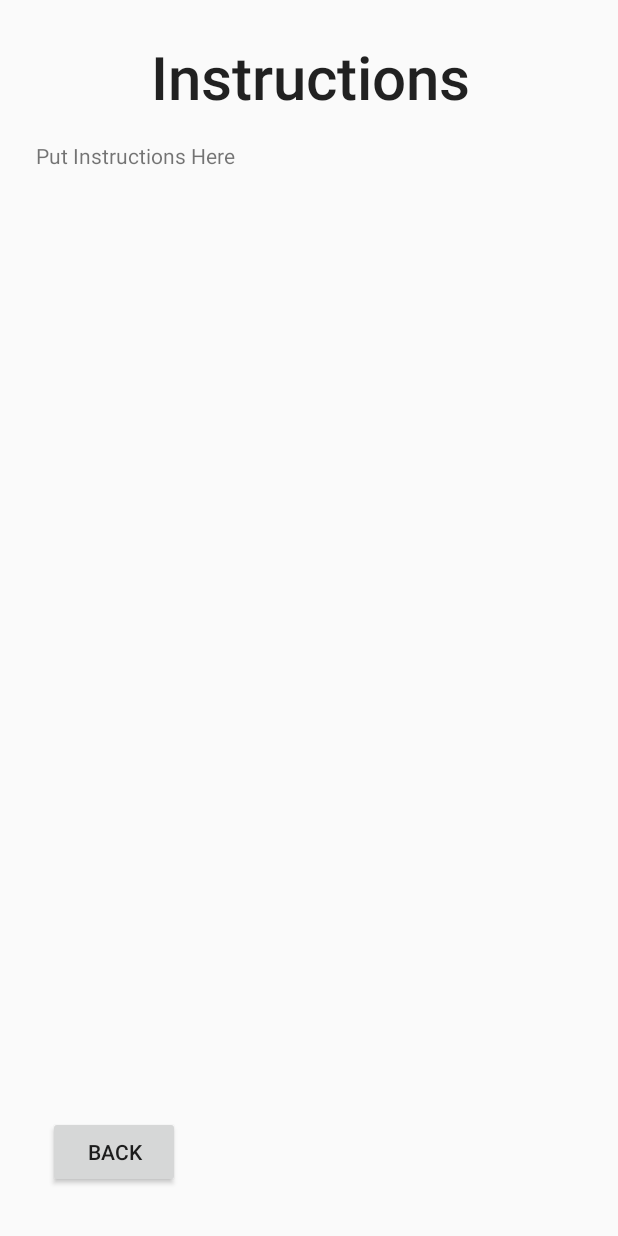
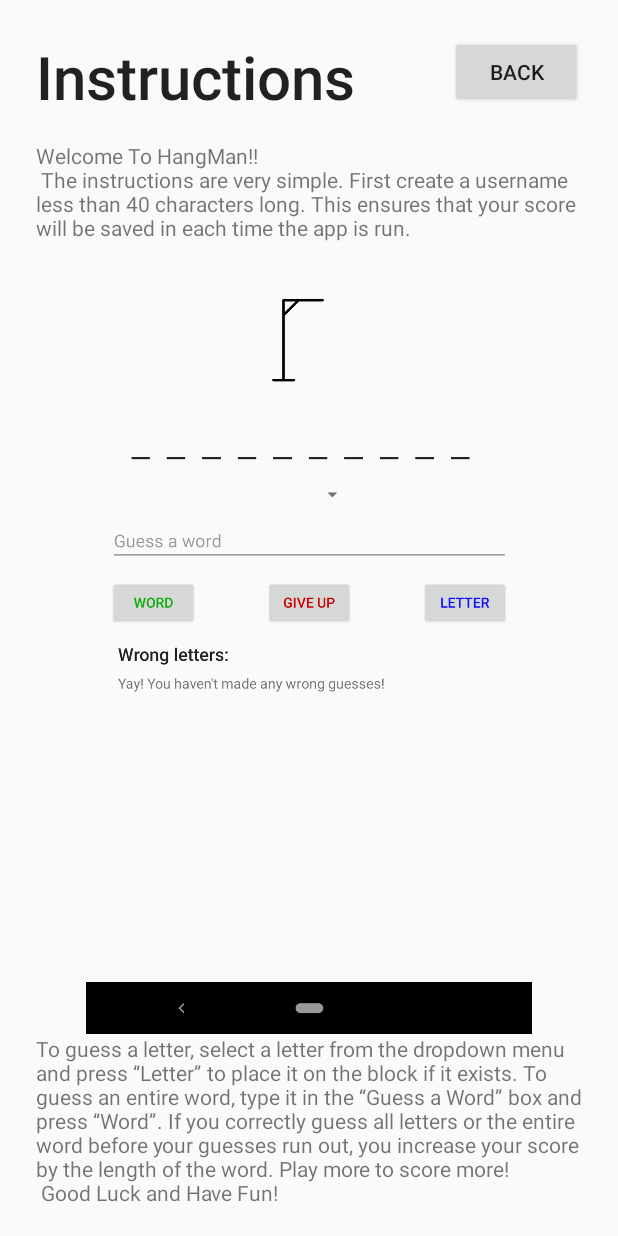
Before and after one commit to tejas-polakam/CS125Project, an Android app: the InstructionsActivity screen opened directly, with no data from a screen before it, on a phone screen of 412 x 824 dp. Run offline under Robolectric (Android 15) with nearby library versions, the phone set to English and light mode, and no system bars; network calls fail.

Commit message:
Added to instructions page

```diff
--- a/app/src/main/java/hangman/cs125project/Game.java
+++ b/app/src/main/java/hangman/cs125project/Game.java
@@ -131,13 +131,11 @@ public class Game extends AppCompatActivity {
                     error.setText("");
                     //Place operations to do in case of a win here.
                     //TODO: add activity or fragment that activates on a win
-                    if (findWinState(10, hiddenWord, 5, correctGuesses) == 1) {
-                        user.addToScore(hiddenWord.length());
-                        Log.d(TAG, user.getUsername() + " gained some points");
-                        editor = prefs.edit();
-                        editor.putString(user.getUsername(), user.submitUserInfo());
-                        editor.commit();
-                    }
+                    user.addToScore(hiddenWord.length());
+                    Log.d(TAG, user.getUsername() + " gained some points");
+                    editor = prefs.edit();
+                    editor.putString(user.getUsername(), user.submitUserInfo());
+                    editor.commit();
                 }
             }
         });
@@ -169,7 +167,7 @@ public class Game extends AppCompatActivity {
                     wordDisplay.setText(getCurrentDisplayedWord(hiddenWord, correctGuesses));
                 }
                 //TODO: add activity/fragment that activates upon a win
-                if (findWinState(10, hiddenWord, 5, correctGuesses) == 1) {
+                if (findWinState(10, hiddenWord, numWrongGuesses, correctGuesses) == 1) {
                     user.addToScore(hiddenWord.length());
                     Log.d(TAG, user.getUsername() + " gained some points");
                     editor = prefs.edit();
--- a/app/src/main/res/layout/activity_instructions.xml
+++ b/app/src/main/res/layout/activity_instructions.xml
@@ -10,10 +10,10 @@
         android:id="@+id/textView"
         android:layout_width="0dp"
         android:layout_height="wrap_content"
-        android:layout_marginStart="2dp"
+        android:layout_marginStart="24dp"
         android:layout_marginTop="24dp"
         android:text="Instructions"
-        android:textAlignment="center"
+        android:textAlignment="viewStart"
         android:textAppearance="@style/TextAppearance.AppCompat.Body2"
         android:textSize="40sp"
         app:layout_constraintEnd_toEndOf="parent"
@@ -24,27 +24,55 @@
         android:id="@+id/backButton"
         android:layout_width="wrap_content"
         android:layout_height="wrap_content"
-        android:layout_marginStart="32dp"
-        android:layout_marginBottom="32dp"
+        android:layout_marginTop="24dp"
+        android:layout_marginEnd="24dp"
         android:text="Back"
-        app:layout_constraintBottom_toBottomOf="parent"
-        app:layout_constraintStart_toStartOf="parent" />
+        app:layout_constraintEnd_toEndOf="parent"
+        app:layout_constraintTop_toTopOf="parent" />
 
     <ScrollView
         android:layout_width="0dp"
-        android:layout_height="wrap_content"
+        android:layout_height="0dp"
         android:layout_marginStart="24dp"
         android:layout_marginTop="16dp"
         android:layout_marginEnd="24dp"
+        android:layout_marginBottom="16dp"
+        app:layout_constraintBottom_toBottomOf="parent"
         app:layout_constraintEnd_toEndOf="parent"
         app:layout_constraintStart_toStartOf="parent"
         app:layout_constraintTop_toBottomOf="@+id/textView">
 
-        <TextView
-            android:id="@+id/textView5"
+        <LinearLayout
             android:layout_width="match_parent"
             android:layout_height="wrap_content"
-            android:text="Put Instructions Here" />
+            android:orientation="vertical">
+
+            <TextView
+                android:id="@+id/inst1"
+                android:layout_width="match_parent"
+                android:layout_height="wrap_content"
+                android:text="@string/instructions"
+                tools:layout_editor_absoluteX="360dp"
+                tools:layout_editor_absoluteY="95dp" />
+
+            <ImageView
+                android:id="@+id/imageView"
+                android:layout_width="match_parent"
+                android:layout_height="512dp"
+                android:contentDescription="TODO"
+                app:srcCompat="@drawable/instructions_screenshot"
+                tools:layout_editor_absoluteX="24dp"
+                tools:layout_editor_absoluteY="95dp" />
+
+            <TextView
+                android:id="@+id/inst2"
+                android:layout_width="wrap_content"
+                android:layout_height="wrap_content"
+                android:text="@string/instructions2"
+                tools:layout_editor_absoluteX="24dp"
+                tools:layout_editor_absoluteY="95dp" />
+
+        </LinearLayout>
     </ScrollView>
 
 </android.support.constraint.ConstraintLayout>
--- a/app/src/main/res/values/strings.xml
+++ b/app/src/main/res/values/strings.xml
@@ -116,4 +116,13 @@
     <string name="action_settings">Settings</string>
     <string name="title_activity_start_page">StartPage</string>
     <string name="title_activity_movietest">movietest</string>
+    <string name="instructions">Welcome To HangMan!! \n
+            The instructions are very simple. First create a username less than 40 characters long.
+        This ensures that your score will be saved in each time the app is run. \n
+        </string>
+    <string name="instructions2">To guess a letter, select a letter from the dropdown menu and press “Letter” to place it on
+        the block if it exists. To guess an entire word, type it in the “Guess a Word” box and press
+        “Word”. If you correctly guess all letters or the entire word before your guesses run out, you increase your score by the length of the word.
+        Play more to score more!\n
+        Good Luck and Have Fun!</string>
 </resources>
```
Also changed, not shown: app/src/main/res/drawable/instructions_screenshot.png (added).
